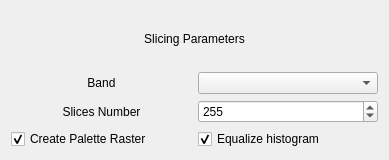
Old version of the form src/terralib/qt/widgets/rp/ui/RasterSlicingWizardPageForm.ui in the repository claudiobogossian/terralib5.
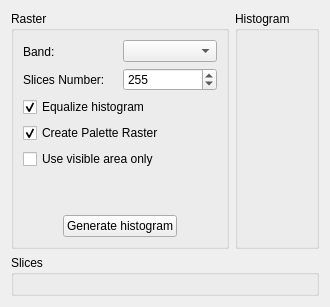
New version of the form.

Commit message:
Adapting the Raster Slicing page to add new functions:
* The page now allows the user to preview the histogram that will be used by the slicing function, as well as update it if changes are necessary;
* The slicing page also contains a widget used to define the classification that will be created for the output layer;
* A function that allows the user to trim the raster based on the visible are on the display was created;
* Bugfix: The map widget min and max values were not update once a different band was selected, this has been resolved;

The edit to the form file:
```diff
--- a/src/terralib/qt/widgets/rp/ui/RasterSlicingWizardPageForm.ui
+++ b/src/terralib/qt/widgets/rp/ui/RasterSlicingWizardPageForm.ui
@@ -6,57 +6,150 @@
    <rect>
     <x>0</x>
     <y>0</y>
-    <width>389</width>
-    <height>160</height>
+    <width>314</width>
+    <height>304</height>
    </rect>
   </property>
+  <property name="sizePolicy">
+   <sizepolicy hsizetype="Minimum" vsizetype="Minimum">
+    <horstretch>0</horstretch>
+    <verstretch>0</verstretch>
+   </sizepolicy>
+  </property>
   <property name="windowTitle">
    <string>WizardPage</string>
   </property>
+  <layout class="QGridLayout" name="gridLayout_5">
+   <item row="0" column="0">
+    <layout class="QVBoxLayout" name="verticalLayout_4">
+     <item>
+      <layout class="QHBoxLayout" name="horizontalLayout_2">
+       <item>
+        <widget class="QGroupBox" name="groupBox">
+         <property name="sizePolicy">
+          <sizepolicy hsizetype="Minimum" vsizetype="Minimum">
+           <horstretch>0</horstretch>
+           <verstretch>0</verstretch>
+          </sizepolicy>
+         </property>
+         <property name="title">
+          <string>Raster</string>
+         </property>
+         <layout class="QGridLayout" name="gridLayout_2">
+          <item row="0" column="0">
   <layout class="QGridLayout" name="gridLayout">
-   <item row="0" column="0">
-    <widget class="QLabel" name="label">
+            <property name="sizeConstraint">
+             <enum>QLayout::SetMinimumSize</enum>
+            </property>
+            <item row="3" column="0">
+             <layout class="QHBoxLayout" name="horizontalLayout_3">
+              <item>
+               <spacer name="horizontalSpacer_2">
+                <property name="orientation">
+                 <enum>Qt::Horizontal</enum>
+                </property>
+                <property name="sizeHint" stdset="0">
+                 <size>
+                  <width>40</width>
+                  <height>20</height>
+                 </size>
+                </property>
+               </spacer>
+              </item>
+              <item>
+               <widget class="QPushButton" name="m_applyPushButton">
      <property name="text">
-      <string>Slicing Parameters</string>
-     </property>
-     <property name="alignment">
-      <set>Qt::AlignCenter</set>
-     </property>
-    </widget>
+                 <string>Generate histogram</string>
+                </property>
+               </widget>
+              </item>
+              <item>
+               <spacer name="horizontalSpacer_3">
+                <property name="orientation">
+                 <enum>Qt::Horizontal</enum>
+                </property>
+                <property name="sizeHint" stdset="0">
+                 <size>
+                  <width>40</width>
+                  <height>20</height>
+                 </size>
+                </property>
+               </spacer>
+              </item>
+             </layout>
    </item>
    <item row="1" column="0">
+             <layout class="QVBoxLayout" name="verticalLayout_3">
+              <item>
+               <widget class="QCheckBox" name="m_equalizeHistogramCheckBox">
+                <property name="toolTip">
+                 <string>If checked, the input raster will historgram will be equalized before the slicing process</string>
+                </property>
+                <property name="text">
+                 <string>Equalize histogram</string>
+                </property>
+                <property name="checked">
+                 <bool>true</bool>
+                </property>
+               </widget>
+              </item>
+              <item>
+               <widget class="QCheckBox" name="m_createPaletteRasterCheckBox">
+                <property name="toolTip">
+                 <string>If checked, a paletted raster will be created instead of a multi-band raster</string>
+                </property>
+                <property name="text">
+                 <string>Create Palette Raster</string>
+                </property>
+                <property name="checked">
+                 <bool>true</bool>
+                </property>
+               </widget>
+              </item>
+              <item>
+               <widget class="QCheckBox" name="m_visibleAreaCheckBox">
+                <property name="text">
+                 <string>Use visible area only</string>
+                </property>
+               </widget>
+              </item>
+             </layout>
+            </item>
+            <item row="0" column="0">
     <layout class="QHBoxLayout" name="horizontalLayout">
      <item>
-      <widget class="QLabel" name="label_2">
+               <layout class="QVBoxLayout" name="verticalLayout_2">
+                <item>
+                 <widget class="QLabel" name="m_bandLabel">
        <property name="text">
-        <string>Band</string>
+                   <string>Band:</string>
        </property>
        <property name="alignment">
-        <set>Qt::AlignCenter</set>
+                   <set>Qt::AlignLeading|Qt::AlignLeft|Qt::AlignVCenter</set>
        </property>
       </widget>
      </item>
      <item>
-      <widget class="QComboBox" name="_m_bandComboBox">
+                 <widget class="QLabel" name="m_slicesNumberLabel">
+                  <property name="text">
+                   <string>Slices Number:</string>
+                  </property>
+                  <property name="alignment">
+                   <set>Qt::AlignLeading|Qt::AlignLeft|Qt::AlignVCenter</set>
+                  </property>
+                 </widget>
+                </item>
+               </layout>
+              </item>
+              <item>
+               <layout class="QVBoxLayout" name="verticalLayout">
+                <item>
+                 <widget class="QComboBox" name="m_bandComboBox">
        <property name="toolTip">
         <string>Input raster band</string>
        </property>
       </widget>
      </item>
-    </layout>
-   </item>
-   <item row="2" column="0">
-    <layout class="QHBoxLayout" name="horizontalLayout_2">
-     <item>
-      <widget class="QLabel" name="label_3">
-       <property name="text">
-        <string>Slices Number</string>
-       </property>
-       <property name="alignment">
-        <set>Qt::AlignCenter</set>
-       </property>
-      </widget>
-     </item>
      <item>
       <widget class="QSpinBox" name="m_slicesNumberSpinBox">
        <property name="toolTip">
@@ -75,32 +168,57 @@
      </item>
     </layout>
    </item>
-   <item row="3" column="0">
-    <layout class="QHBoxLayout" name="horizontalLayout_3">
-     <item>
-      <widget class="QCheckBox" name="m_createPaletteRasterCheckBox">
-       <property name="toolTip">
-        <string>If checked, a paletted raster will be created instead of a multi-band raster</string>
-       </property>
-       <property name="text">
-        <string>Create Palette Raster</string>
-       </property>
-       <property name="checked">
-        <bool>true</bool>
-       </property>
+             </layout>
+            </item>
+            <item row="2" column="0">
+             <spacer name="verticalSpacer">
+              <property name="orientation">
+               <enum>Qt::Vertical</enum>
+              </property>
+              <property name="sizeHint" stdset="0">
+               <size>
+                <width>20</width>
+                <height>40</height>
+               </size>
+              </property>
+             </spacer>
+            </item>
+           </layout>
+          </item>
+         </layout>
+         <zorder></zorder>
       </widget>
      </item>
      <item>
-      <widget class="QCheckBox" name="m_equalizeHistogramCheckBox">
-       <property name="toolTip">
-        <string>If checked, the input raster will historgram will be equalized before the slicing process</string>
-       </property>
-       <property name="text">
-        <string>Equalize histogram</string>
-       </property>
-       <property name="checked">
-        <bool>true</bool>
+        <widget class="QGroupBox" name="m_histogramGroupBox">
+         <property name="sizePolicy">
+          <sizepolicy hsizetype="Expanding" vsizetype="Minimum">
+           <horstretch>0</horstretch>
+           <verstretch>0</verstretch>
+          </sizepolicy>
+         </property>
+         <property name="title">
+          <string>Histogram</string>
+         </property>
+         <layout class="QGridLayout" name="gridLayout_3">
+          <item row="0" column="0">
+           <widget class="QWidget" name="m_histWidget" native="true"/>
+          </item>
+         </layout>
+        </widget>
+       </item>
+      </layout>
+     </item>
+     <item>
+      <widget class="QGroupBox" name="groupBox_2">
+       <property name="title">
+        <string>Slices</string>
        </property>
+       <layout class="QGridLayout" name="gridLayout_4">
+        <item row="0" column="0">
+         <widget class="QWidget" name="m_slicesWidget" native="true"/>
+        </item>
+       </layout>
       </widget>
      </item>
     </layout>
```
Lines whose indentation alone changed are shown as unchanged. The commit also changes 7 other files.
